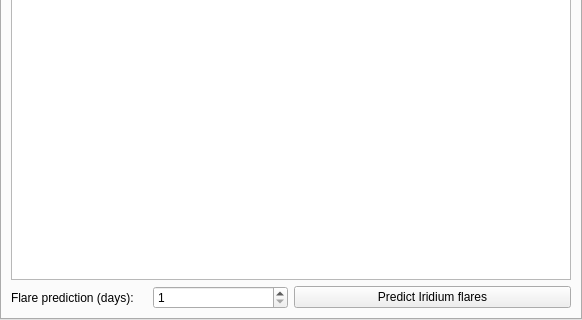
Qt form plugins/Satellites/src/gui/satellitesDialog.ui (519984307/stellarium_src) before a commit; both pictures show x 0 to 582 and y 185 to 505 of the 582 by 505 pixel window.
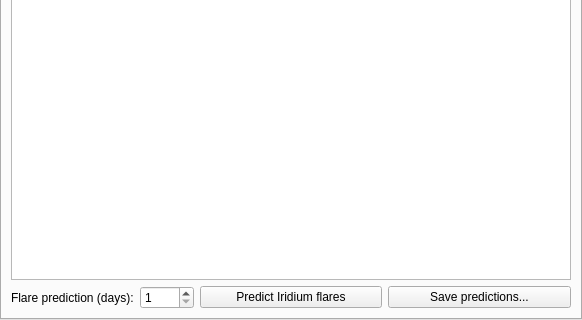
The same form after that commit. The open tabs and pages were chosen to show the change. Custom widgets are drawn as their Qt base class.

Commit message: Added export the predictions of Iridium flares

Diff of the .ui file:
```diff
--- a/plugins/Satellites/src/gui/satellitesDialog.ui
+++ b/plugins/Satellites/src/gui/satellitesDialog.ui
@@ -932,6 +932,13 @@
            </property>
           </widget>
          </item>
+         <item>
+          <widget class="QPushButton" name="predictedIridiumFlaresSaveButton">
+           <property name="text">
+            <string>Save predictions...</string>
+           </property>
+          </widget>
+         </item>
         </layout>
        </item>
       </layout>
```
Left out of the diff: 2 changed lines with no effect on the pictures. The commit also changes 2 other files.
